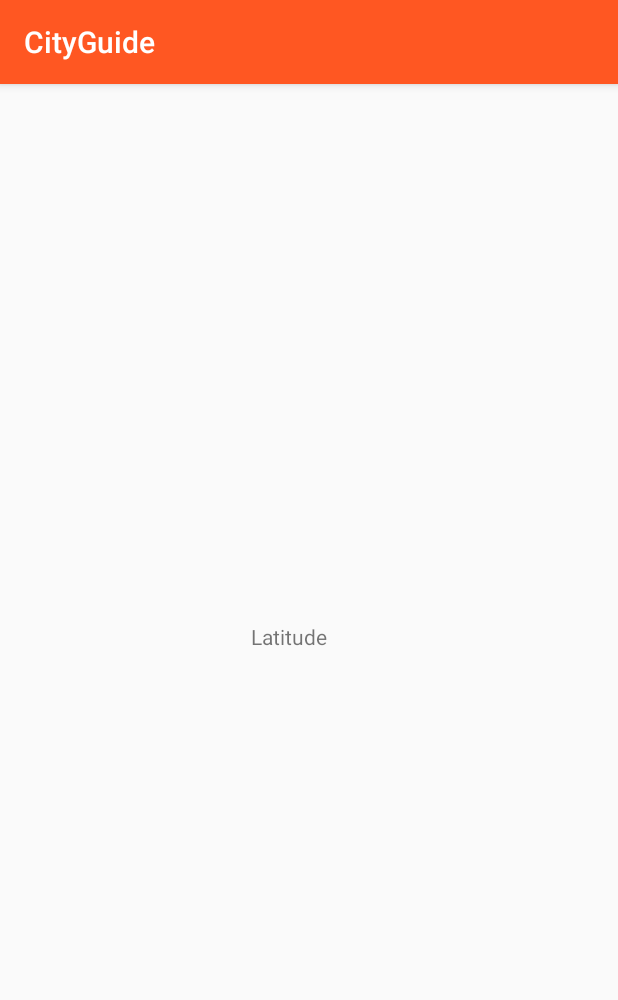
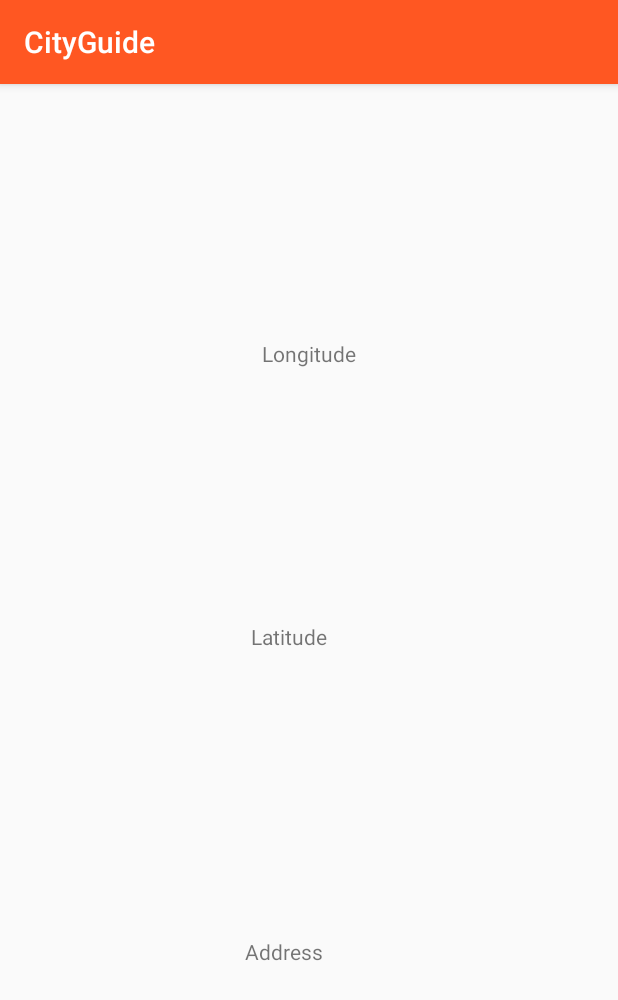
Before and after one commit to Joao-Maria-Janeiro/MyCityGuide, an Android app: the screen it shows after launch (MainActivity), on a phone screen of 412 x 824 dp. Shown: the top 1000 px of the screen. Run offline under Robolectric (Android 15) with nearby library versions, the phone set to English and light mode, and no system bars.

Commit message:
Got the user's GPS coordinats and address(based on the coordinates)

```diff
--- a/app/src/main/res/layout/activity_main.xml
+++ b/app/src/main/res/layout/activity_main.xml
@@ -18,4 +18,34 @@
         app:layout_constraintTop_toTopOf="parent"
         app:layout_constraintVertical_bias="0.479" />
 
+    <TextView
+        android:id="@+id/addressText"
+        android:layout_width="wrap_content"
+        android:layout_height="wrap_content"
+        android:layout_marginBottom="8dp"
+        android:layout_marginEnd="8dp"
+        android:layout_marginStart="8dp"
+        android:layout_marginTop="8dp"
+        android:text="Address"
+        app:layout_constraintBottom_toBottomOf="parent"
+        app:layout_constraintEnd_toEndOf="parent"
+        app:layout_constraintHorizontal_bias="0.451"
+        app:layout_constraintStart_toStartOf="parent"
+        app:layout_constraintTop_toBottomOf="@+id/latitude"
+        app:layout_constraintVertical_bias="0.515" />
+
+    <TextView
+        android:id="@+id/longDisplay"
+        android:layout_width="wrap_content"
+        android:layout_height="wrap_content"
+        android:layout_marginBottom="8dp"
+        android:layout_marginEnd="8dp"
+        android:layout_marginStart="8dp"
+        android:layout_marginTop="8dp"
+        android:text="Longitude"
+        app:layout_constraintBottom_toTopOf="@+id/latitude"
+        app:layout_constraintEnd_toEndOf="parent"
+        app:layout_constraintStart_toStartOf="parent"
+        app:layout_constraintTop_toTopOf="parent" />
+
 </android.support.constraint.ConstraintLayout>
```
Also changed, not shown: app/src/main/java/com/cityguide/joaomjaneiro/cityguide/MainActivity.java (+49 -5 lines).
